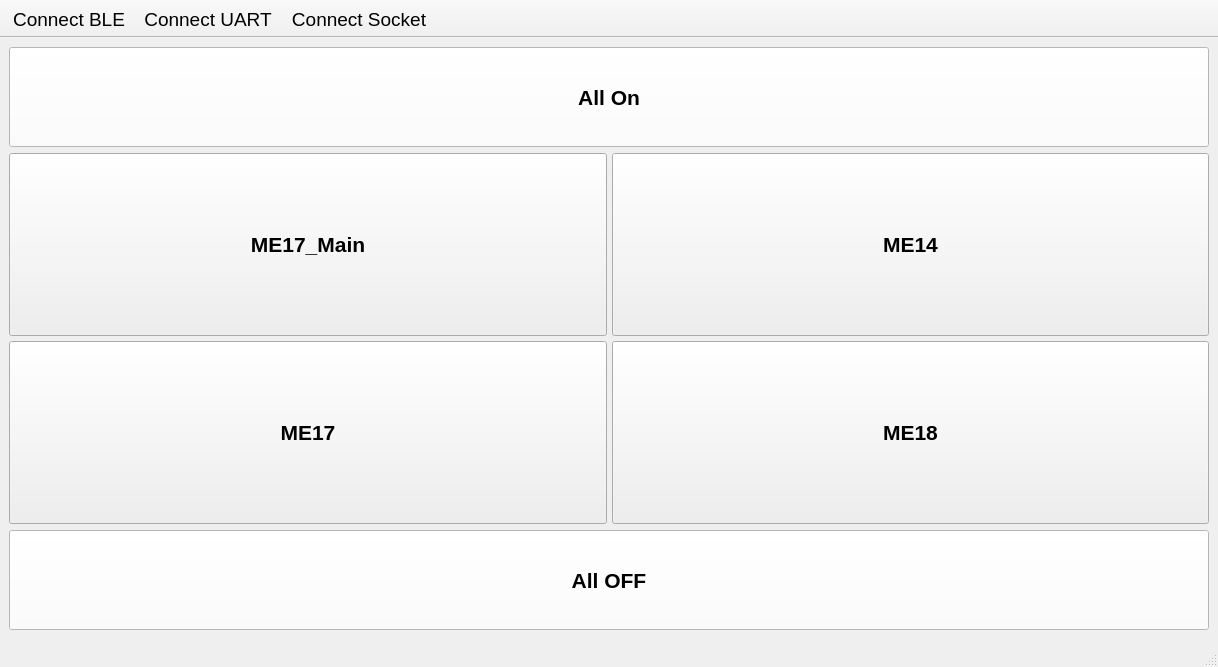
First picture: the form in Python-client/gui.ui, repository EdwinFairchild/BLE-rig, before the edit.
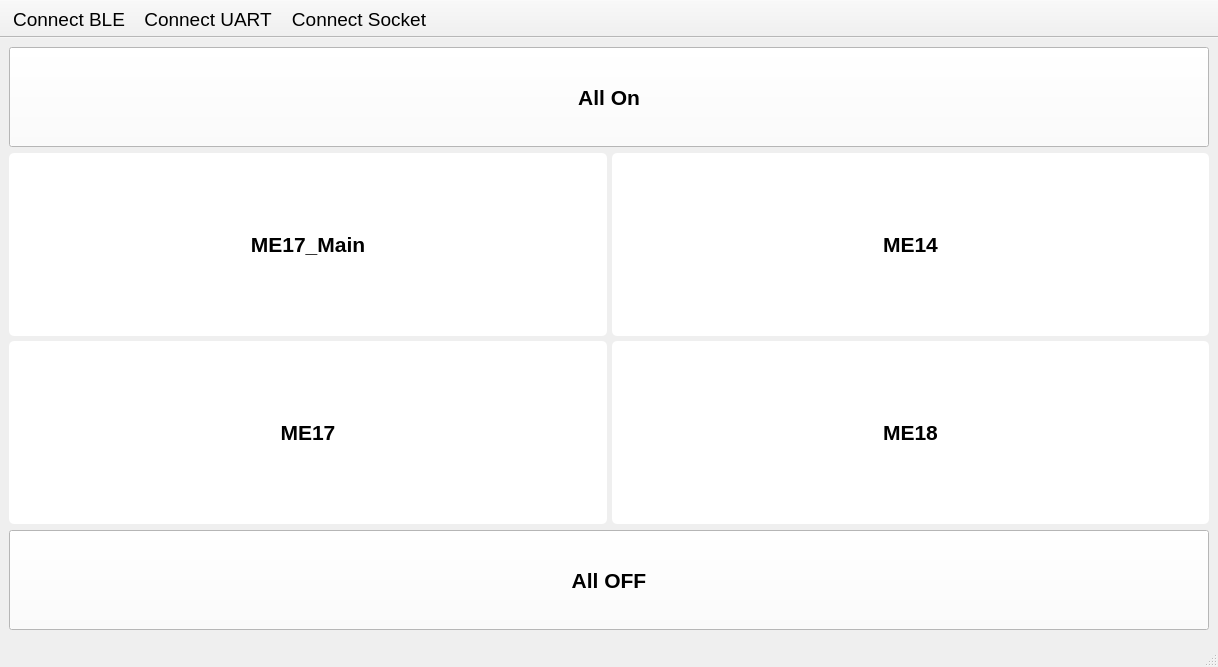
Second picture: the form after the edit. Icons and pictures are not drawn.

```diff
--- a/Python-client/gui.ui
+++ b/Python-client/gui.ui
@@ -82,7 +82,25 @@
            </font>
           </property>
           <property name="styleSheet">
-           <string notr="true"/>
+           <string notr="true">QPushButton{
+	color: rgb(0, 0, 0);
+		background-color: rgb(255,255,255);
+	border:none;
+border-radius:5px;
+
+}
+
+QPushButton:hover{
+	color: rgb(28, 28, 28);
+		background-color: rgb(140,170,255);
+
+}
+
+QPushButton:pressed{
+	
+		color: rgb(28, 28, 28);
+	background-color: rgb(110,140,255);
+}</string>
           </property>
           <property name="text">
            <string>ME17_Main</string>
@@ -111,7 +129,25 @@
            </font>
           </property>
           <property name="styleSheet">
-           <string notr="true"/>
+           <string notr="true">QPushButton{
+	color: rgb(0, 0, 0);
+		background-color: rgb(255,255,255);
+	border:none;
+border-radius:5px;
+
+}
+
+QPushButton:hover{
+	color: rgb(28, 28, 28);
+		background-color: rgb(140,170,255);
+
+}
+
+QPushButton:pressed{
+	
+		color: rgb(28, 28, 28);
+	background-color: rgb(110,140,255);
+}</string>
           </property>
           <property name="text">
            <string>ME17</string>
@@ -147,7 +183,25 @@
            </font>
           </property>
           <property name="styleSheet">
-           <string notr="true"/>
+           <string notr="true">QPushButton{
+	color: rgb(0, 0, 0);
+		background-color: rgb(255,255,255);
+	border:none;
+border-radius:5px;
+
+}
+
+QPushButton:hover{
+	color: rgb(28, 28, 28);
+		background-color: rgb(140,170,255);
+
+}
+
+QPushButton:pressed{
+	
+		color: rgb(28, 28, 28);
+	background-color: rgb(110,140,255);
+}</string>
           </property>
           <property name="text">
            <string>ME14</string>
@@ -176,7 +230,25 @@
            </font>
           </property>
           <property name="styleSheet">
-           <string notr="true"/>
+           <string notr="true">QPushButton{
+	color: rgb(0, 0, 0);
+		background-color: rgb(255,255,255);
+	border:none;
+border-radius:5px;
+
+}
+
+QPushButton:hover{
+	color: rgb(28, 28, 28);
+		background-color: rgb(140,170,255);
+
+}
+
+QPushButton:pressed{
+	
+		color: rgb(28, 28, 28);
+	background-color: rgb(110,140,255);
+}</string>
           </property>
           <property name="text">
            <string>ME18</string>
```
